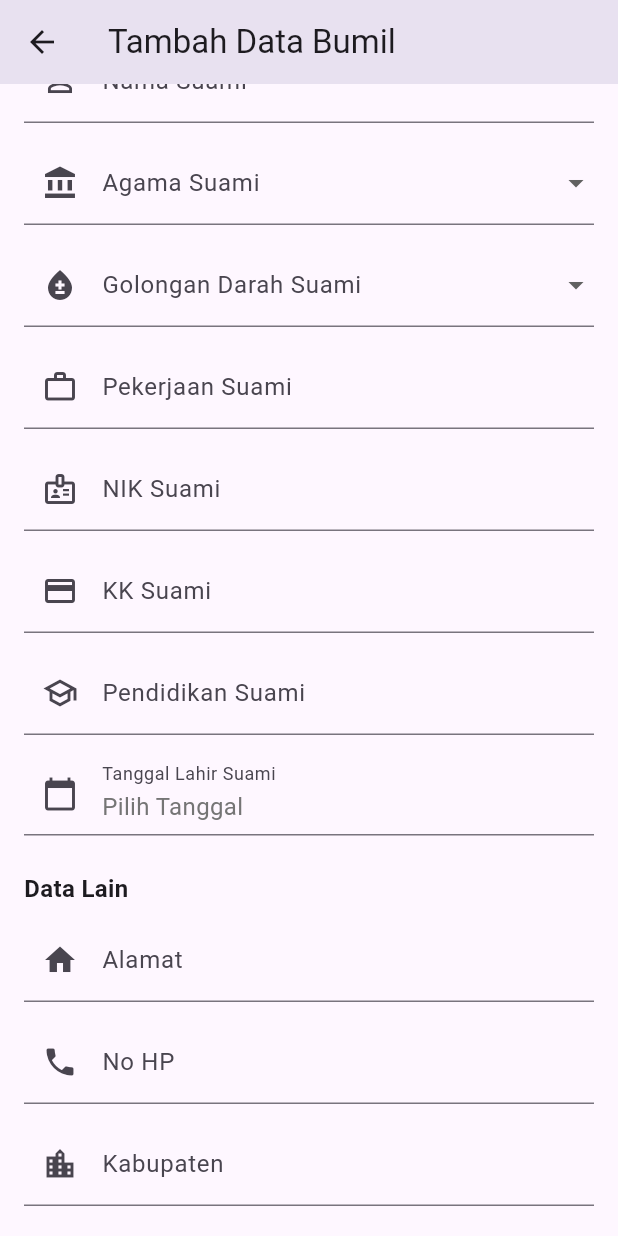
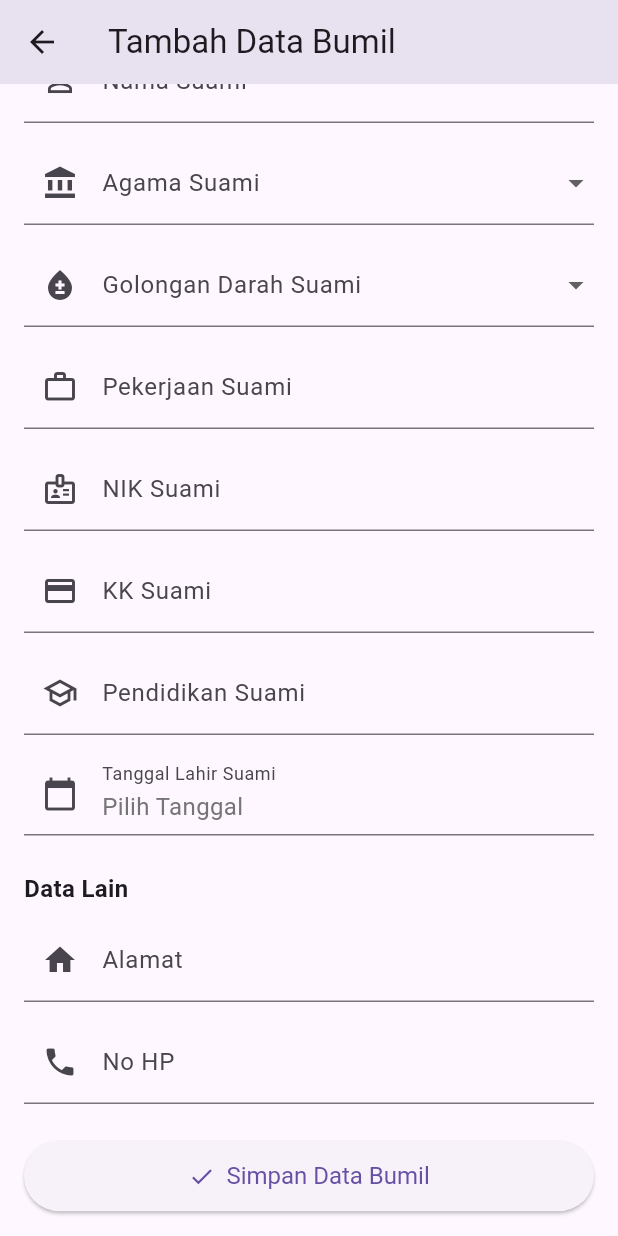
Before and after one commit to dwipp/ebidan, a Flutter app: the AddBumilScreen screen opened by its route, scrolled down 671 dp, on a phone screen of 412 x 824 dp. Run offline on Flutter 3.47's test engine with Material 3 defaults, Android fonts, the phone set to English and light mode, and no system bars; our stand-ins replace bloc, cloud_firestore, equatable, firebase_auth, firebase_core, flutter_bloc and 5 more; accounts and stored records are empty.

Commit message:
hapus kecamatan & kabupaten di data bumil

```diff
--- a/lib/data/models/bumil_model.dart
+++ b/lib/data/models/bumil_model.dart
@@ -118,8 +118,6 @@ class Bumil {
       'kk_ibu': kkIbu,
       'kk_suami': kkSuami,
       'alamat': alamat,
-      'kabupaten': kabupaten,
-      'kecamatan': kecamatan,
       'agama_ibu': agamaIbu,
       'agama_suami': agamaSuami,
       'blood_ibu': bloodIbu,
--- a/lib/presentation/screens/bumil/add_bumil.dart
+++ b/lib/presentation/screens/bumil/add_bumil.dart
@@ -28,8 +28,6 @@ class _AddBumilState extends State<AddBumilScreen> {
   final _kkSuamiController = TextEditingController();
   final _pendidikanIbuController = TextEditingController();
   final _pendidikanSuamiController = TextEditingController();
-  final _kabupatenController = TextEditingController();
-  final _kecamatanController = TextEditingController();
 
   DateTime? _birthdateIbu;
   DateTime? _birthdateSuami;
@@ -106,8 +104,6 @@ class _AddBumilState extends State<AddBumilScreen> {
         "kk_suami": _kkSuamiController.text.trim(),
         "pendidikan_ibu": _pendidikanIbuController.text.trim(),
         "pendidikan_suami": _pendidikanSuamiController.text.trim(),
-        "kabupaten": _kabupatenController.text.trim(),
-        "kecamatan": _kecamatanController.text.trim(),
         "id_bidan": user.uid,
         "birthdate_ibu": _birthdateIbu,
         "birthdate_suami": _birthdateSuami,
@@ -383,22 +379,6 @@ class _AddBumilState extends State<AddBumilScreen> {
                     keyboardType: TextInputType.phone,
                     validator: _validateHP,
                   ),
-                  const SizedBox(height: 12),
-                  TextFormField(
-                    controller: _kabupatenController,
-                    decoration: const InputDecoration(
-                      labelText: 'Kabupaten',
-                      prefixIcon: Icon(Icons.location_city),
-                    ),
-                  ),
-                  const SizedBox(height: 12),
-                  TextFormField(
-                    controller: _kecamatanController,
-                    decoration: const InputDecoration(
-                      labelText: 'Kecamatan',
-                      prefixIcon: Icon(Icons.map),
-                    ),
-                  ),
 
                   const SizedBox(height: 24),
                   SizedBox(
```
Also changed, not shown: lib/presentation/screens/bumil/pendataan_kehamilan.dart (+19 -7 lines).
